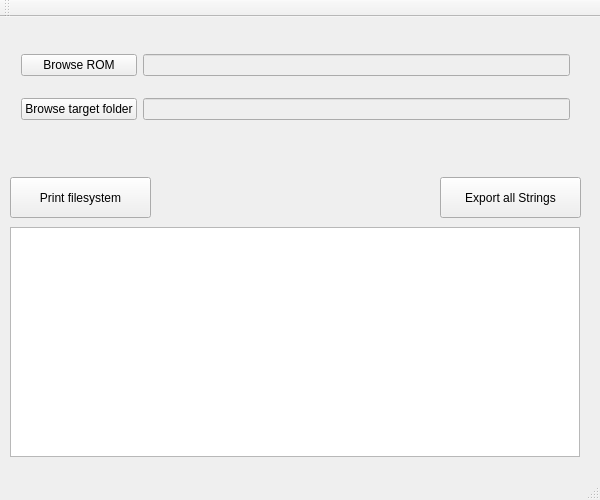
This is src/ui/QtNDSLocUtils.ui in justedni/nds_loc_utils as Qt 5 draws it before an edit. The edited form follows.
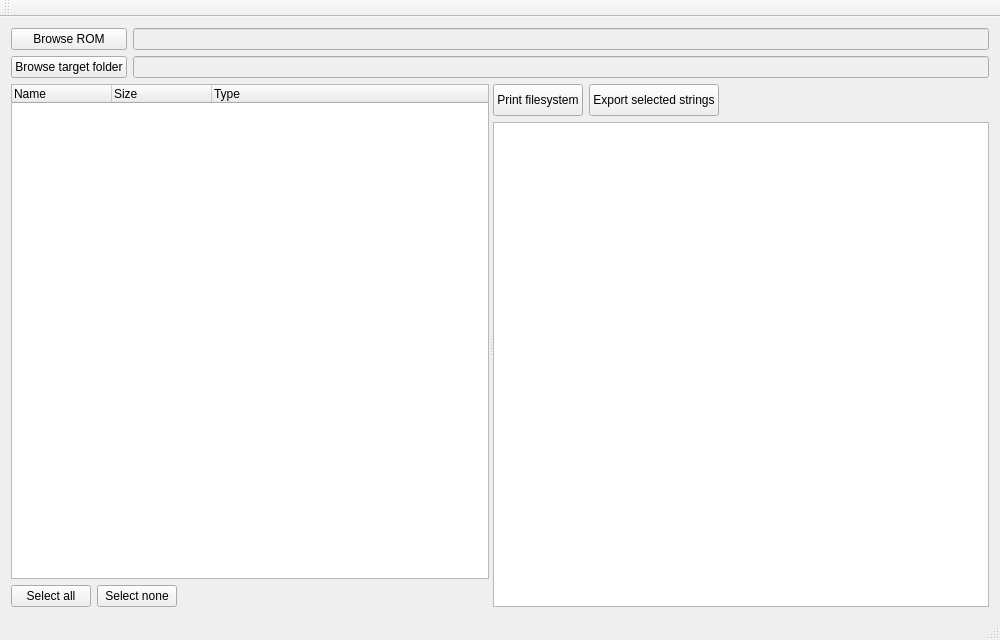
This is the edited form.

Commit message: Added file treeview and basic string export

```diff
--- a/src/ui/QtNDSLocUtils.ui
+++ b/src/ui/QtNDSLocUtils.ui
@@ -6,26 +6,14 @@
    <rect>
     <x>0</x>
     <y>0</y>
-    <width>600</width>
-    <height>500</height>
+    <width>1000</width>
+    <height>640</height>
    </rect>
   </property>
-  <property name="sizePolicy">
-   <sizepolicy hsizetype="Minimum" vsizetype="Maximum">
-    <horstretch>0</horstretch>
-    <verstretch>0</verstretch>
-   </sizepolicy>
-  </property>
   <property name="minimumSize">
    <size>
-    <width>600</width>
-    <height>500</height>
-   </size>
-  </property>
-  <property name="maximumSize">
-   <size>
-    <width>600</width>
-    <height>500</height>
+    <width>760</width>
+    <height>480</height>
    </size>
   </property>
   <property name="acceptDrops">
@@ -35,15 +23,8 @@
    <string>NDS Loc Utils</string>
   </property>
   <widget class="QWidget" name="centralWidget">
-   <widget class="QWidget" name="gridLayoutWidget">
-    <property name="geometry">
-     <rect>
-      <x>10</x>
-      <y>10</y>
-      <width>571</width>
-      <height>121</height>
-     </rect>
-    </property>
+   <layout class="QVBoxLayout" name="layoutMain">
+    <item>
     <layout class="QGridLayout" name="gridLayout">
      <item row="1" column="1">
       <widget class="QLineEdit" name="lineTargetFolder">
@@ -74,55 +55,159 @@
       </widget>
      </item>
     </layout>
-   </widget>
+    </item>
+    <item>
+     <widget class="QSplitter" name="splitterMain">
+      <property name="orientation">
+       <enum>Qt::Horizontal</enum>
+      </property>
+      <property name="childrenCollapsible">
+       <bool>false</bool>
+      </property>
+      <widget class="QWidget" name="panelFiles" native="true">
+       <layout class="QVBoxLayout" name="layoutFiles">
+        <property name="leftMargin">
+         <number>0</number>
+        </property>
+        <property name="topMargin">
+         <number>0</number>
+        </property>
+        <property name="rightMargin">
+         <number>0</number>
+        </property>
+        <property name="bottomMargin">
+         <number>0</number>
+        </property>
+        <item>
+         <widget class="QTreeWidget" name="treeFiles">
+          <property name="alternatingRowColors">
+           <bool>true</bool>
+          </property>
+          <property name="uniformRowHeights">
+           <bool>true</bool>
+          </property>
+          <property name="selectionMode">
+           <enum>QAbstractItemView::ExtendedSelection</enum>
+          </property>
+          <column>
+           <property name="text">
+            <string>Name</string>
+           </property>
+          </column>
+          <column>
+           <property name="text">
+            <string>Size</string>
+           </property>
+          </column>
+          <column>
+           <property name="text">
+            <string>Type</string>
+           </property>
+          </column>
+         </widget>
+        </item>
+        <item>
+         <layout class="QHBoxLayout" name="layoutTreeButtons">
+          <item>
+           <widget class="QPushButton" name="buttonSelectAll">
+            <property name="text">
+             <string>Select all</string>
+            </property>
+           </widget>
+          </item>
+          <item>
+           <widget class="QPushButton" name="buttonSelectNone">
+            <property name="text">
+             <string>Select none</string>
+            </property>
+           </widget>
+          </item>
+          <item>
+           <spacer name="spacerTreeButtons">
+            <property name="orientation">
+             <enum>Qt::Horizontal</enum>
+            </property>
+            <property name="sizeHint" stdset="0">
+             <size>
+              <width>40</width>
+              <height>20</height>
+             </size>
+            </property>
+           </spacer>
+          </item>
+         </layout>
+        </item>
+       </layout>
+      </widget>
+      <widget class="QWidget" name="panelRight" native="true">
+       <layout class="QVBoxLayout" name="layoutRight">
+        <property name="leftMargin">
+         <number>0</number>
+        </property>
+        <property name="topMargin">
+         <number>0</number>
+        </property>
+        <property name="rightMargin">
+         <number>0</number>
+        </property>
+        <property name="bottomMargin">
+         <number>0</number>
+        </property>
+        <item>
+         <layout class="QHBoxLayout" name="layoutActions">
+          <item>
+           <widget class="QPushButton" name="buttonPrintFilesystem">
+            <property name="minimumSize">
+             <size>
+              <width>0</width>
+              <height>32</height>
+             </size>
+            </property>
+            <property name="text">
+             <string>Print filesystem</string>
+            </property>
+           </widget>
+          </item>
+          <item>
    <widget class="QPushButton" name="buttonExportStrings">
-    <property name="enabled">
-     <bool>true</bool>
-    </property>
-    <property name="geometry">
-     <rect>
-      <x>440</x>
-      <y>160</y>
-      <width>141</width>
-      <height>41</height>
-     </rect>
+            <property name="minimumSize">
+             <size>
+              <width>0</width>
+              <height>32</height>
+             </size>
     </property>
     <property name="text">
-     <string>Export all Strings</string>
-    </property>
-   </widget>
+             <string>Export selected strings</string>
+            </property>
+           </widget>
+          </item>
+          <item>
+           <spacer name="spacerActions">
+            <property name="orientation">
+             <enum>Qt::Horizontal</enum>
+            </property>
+            <property name="sizeHint" stdset="0">
+             <size>
+              <width>40</width>
+              <height>20</height>
+             </size>
+            </property>
+           </spacer>
+          </item>
+         </layout>
+        </item>
+        <item>
    <widget class="QTextEdit" name="textEditLog">
-    <property name="enabled">
-     <bool>true</bool>
-    </property>
-    <property name="geometry">
-     <rect>
-      <x>10</x>
-      <y>210</y>
-      <width>570</width>
-      <height>230</height>
-     </rect>
-    </property>
     <property name="readOnly">
      <bool>true</bool>
     </property>
    </widget>
-   <widget class="QPushButton" name="buttonPrintFilesystem">
-    <property name="enabled">
-     <bool>true</bool>
-    </property>
-    <property name="geometry">
-     <rect>
-      <x>10</x>
-      <y>160</y>
-      <width>141</width>
-      <height>41</height>
-     </rect>
-    </property>
-    <property name="text">
-     <string>Print filesystem</string>
-    </property>
-   </widget>
+        </item>
+       </layout>
+      </widget>
+     </widget>
+    </item>
+   </layout>
   </widget>
   <widget class="QMenuBar" name="menuBar">
    <property name="geometry">
```
Left out of the diff: 20 changed lines with no effect on the pictures. Lines whose indentation alone changed are shown as unchanged. The commit also changes 9 other files.
